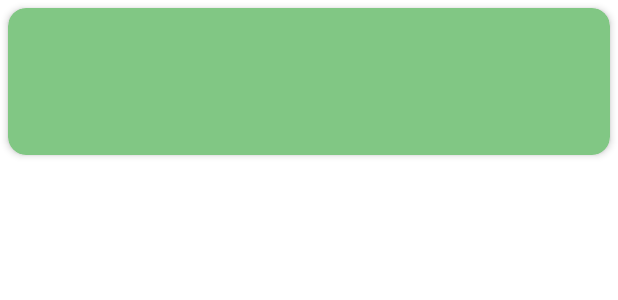
After one commit to adamregan53/TravelPlanner, an Android app: the layout place_cardview.xml on its own in the app's theme, with its tools: preview values and no code run, on a phone screen of 412 x 824 dp. The commit adds this screen. Shown: the top 300 px of the screen. Run offline under Robolectric (Android 15) with nearby library versions, the phone set to English and light mode, and no system bars.

Commit message:
Midpoint implementation

```diff
--- a/app/src/main/java/com/example/travelplanner/LoginActivity.kt
+++ b/app/src/main/java/com/example/travelplanner/LoginActivity.kt
@@ -13,6 +13,7 @@ import com.google.firebase.ktx.Firebase
 
 class LoginActivity : AppCompatActivity() {
 
+    //auth is used to authenticate users for firebase
     private lateinit var auth: FirebaseAuth
 
     override fun onCreate(savedInstanceState: Bundle?) {
@@ -37,6 +38,7 @@ class LoginActivity : AppCompatActivity() {
         val email: EditText = findViewById(R.id.email_login)
         val password: EditText = findViewById(R.id.password_login)
 
+        //if the input fields are empty notify user
         if(email.text.isEmpty() || password.text.isEmpty()){
             Toast.makeText(this, "Please fill in all fields", Toast.LENGTH_SHORT).show()
             return
@@ -45,11 +47,11 @@ class LoginActivity : AppCompatActivity() {
         val emailInput = email.text.toString()
         val passwordInput = password.text.toString()
 
+        //attempt to sign in users with provided details
         auth.signInWithEmailAndPassword(emailInput, passwordInput)
             .addOnCompleteListener(this) { task ->
                 if (task.isSuccessful) {
-                    // Sign in success, go to main activity
-
+                    // Sign in success, go to TripsActivity to display trips
                     val intent = Intent(this, TripsActivity::class.java)
                     startActivity(intent)
 
--- /dev/null
+++ b/app/src/main/res/layout/place_cardview.xml
@@ -0,0 +1,40 @@
+<?xml version="1.0" encoding="utf-8"?>
+<androidx.cardview.widget.CardView xmlns:android="http://schemas.android.com/apk/res/android"
+    android:layout_width="match_parent"
+    android:layout_height="wrap_content"
+    android:id="@+id/place_card"
+    android:layout_margin="5dp"
+    xmlns:app="http://schemas.android.com/apk/res-auto"
+    app:cardBackgroundColor="#81C784"
+    app:cardCornerRadius="12dp"
+    app:cardElevation="3dp"
+    app:contentPadding="4dp"
+    >
+
+    <androidx.constraintlayout.widget.ConstraintLayout
+        android:layout_width="match_parent"
+        android:layout_height="wrap_content"
+        android:id="@+id/placeLayout"
+        android:padding="16dp"
+        >
+
+        <TextView
+            android:id="@+id/place_name"
+            android:layout_width="match_parent"
+            android:layout_height="30dp"
+            app:layout_constraintTop_toTopOf="parent"
+            android:layout_marginHorizontal="10dp"
+            android:textSize="30sp" />
+
+        <TextView
+            android:id="@+id/place_address"
+            android:layout_width="match_parent"
+            android:layout_height="20dp"
+            android:layout_marginHorizontal="10dp"
+            android:layout_marginTop="8dp"
+            app:layout_constraintTop_toBottomOf="@+id/place_name"
+            app:layout_constraintLeft_toLeftOf="parent"/>
+
+    </androidx.constraintlayout.widget.ConstraintLayout>
+
+</androidx.cardview.widget.CardView>
```
Also changed, not shown: app/src/main/java/com/example/travelplanner/MapsActivity.kt (+28 -17 lines), app/src/main/java/com/example/travelplanner/PlaceActivity.kt (+11 -12 lines), app/src/main/java/com/example/travelplanner/PlaceAdapter.kt (added, +47 -0 lines), app/src/main/java/com/example/travelplanner/TripsActivity.kt (+44 -22 lines), app/src/main/res/layout/activity_maps.xml (+6 -14 lines), app/src/main/res/layout/activity_place.xml (+4 -11 lines), app/src/main/res/layout/activity_trips.xml (+8 -0 lines), app/src/main/res/layout/trip_map.xml (added, +40 -0 lines).
